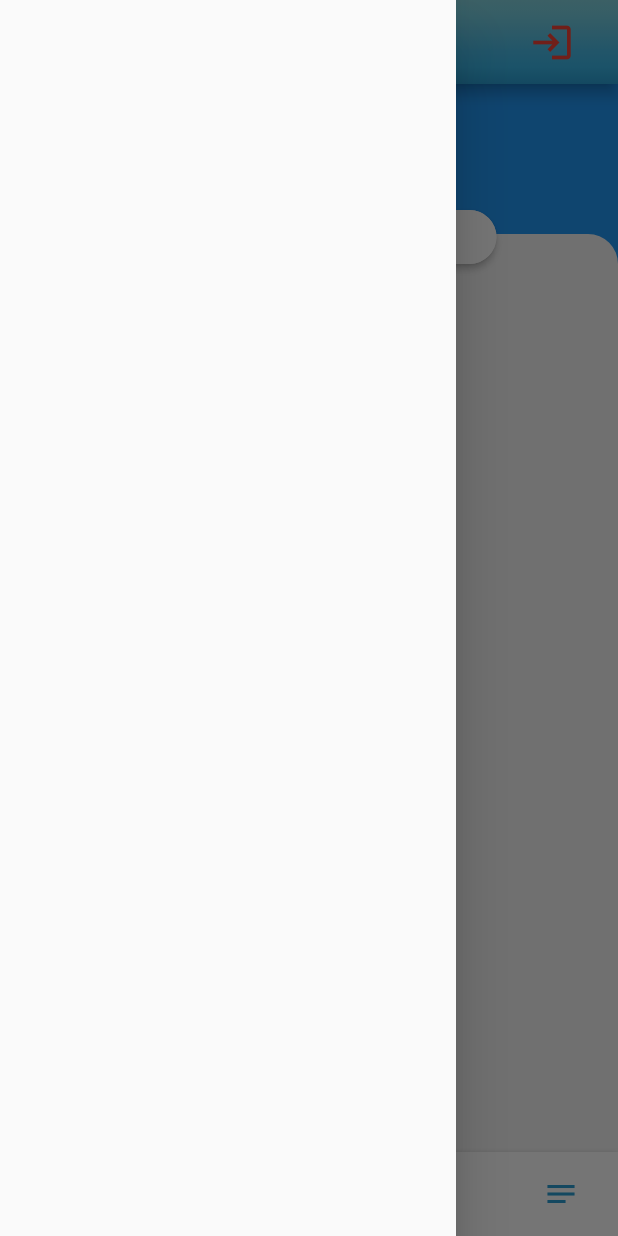
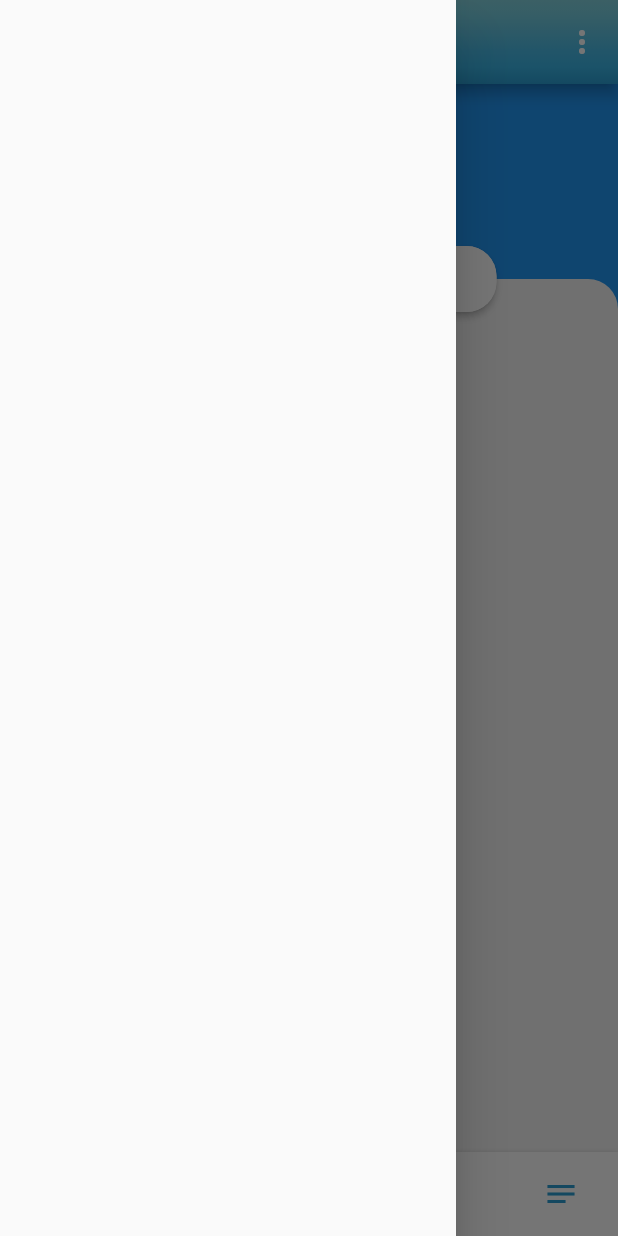
Before and after one commit to jcid11/Raffle, a Flutter app: the HomePageDesign screen opened directly, with the side drawer open, on a phone screen of 412 x 824 dp. Run offline on Flutter 3.47's test engine with Material 2 defaults, Android fonts, the phone set to English and light mode, and no system bars; our stand-ins replace cloud_firestore, firebase_auth, firebase_core, firebase_storage, image_picker; accounts and stored records are empty.

Commit message:
proyecto al dia 10 octubre

```diff
--- a/lib/HomePage.dart
+++ b/lib/HomePage.dart
@@ -3,6 +3,7 @@ import 'package:cloud_firestore/cloud_firestore.dart';
 import 'package:firebase_auth/firebase_auth.dart';
 import 'package:flutter/cupertino.dart';
 import 'package:flutter/material.dart';
+import 'package:raffle_project/screens/login_screen.dart';
 import 'package:raffle_project/screens/plays_made.dart';
 import 'package:raffle_project/screens/profile_page.dart';
 import 'package:raffle_project/screens/raffle_items.dart';
@@ -71,19 +72,30 @@ class _HomePageDesignState extends State<HomePageDesign> {
                 Color(0xFF4abae4),
                 Color(0xFF3ab4e4),
                 Color(0xFF2B9ED2),
-              ]
-            )
-          ),
+              ])),
         ),
         actions: [
-          RawMaterialButton(
-            onPressed: () {},
-            child: Icon(
-              Icons.login,
-              color: Colors.red,
-              size: 30,
+          PopupMenuButton(
+              itemBuilder: (context) => [
+                    PopupMenuItem(
+                      child: RawMaterialButton(
+                        child: Text("Log out"),
+                        onPressed: () {
+                          _auth.signOut();
+                          Navigator.pushReplacement(context, MaterialPageRoute(builder: (context)=>LogInScreen()));
+                        },
                       ),
-          )
+                      value: 1,
+                    ),
+                  ])
+          // RawMaterialButton(
+          //   onPressed: () {},
+          //   child: Icon(
+          //     Icons.login,
+          //     color: Colors.red,
+          //     size: 30,
+          //   ),
+          // )
         ],
       ),
       drawer: Drawer(),
@@ -152,7 +164,18 @@ class _HomePageDesignState extends State<HomePageDesign> {
   }
 }
 
-class homePageStream extends StatelessWidget {
+class homePageStream extends StatefulWidget {
+  @override
+  State<homePageStream> createState() => _homePageStreamState();
+}
+
+class _homePageStreamState extends State<homePageStream> {
+  String dropdownValue = '<Default>';
+  Stream<QuerySnapshot> callStream = _firestore
+      .collection('user')
+      .where('typeOfAccount', isEqualTo: 1)
+      .snapshots();
+
   @override
   Widget build(BuildContext context) {
     return Container(
@@ -162,12 +185,9 @@ class homePageStream extends StatelessWidget {
         alignment: Alignment.center,
         children: [
           Padding(
-            padding: const EdgeInsets.only(top: 100.0),
+            padding: const EdgeInsets.only(top: 130.0),
             child: StreamBuilder<QuerySnapshot>(
-              stream: _firestore
-                  .collection('user')
-                  .where('typeOfAccount', isEqualTo: 1)
-                  .snapshots(),
+              stream: callStream,
               builder: (context, snapshot) {
                 if (!snapshot.hasData) {
                   return Text('No data has been implemented yet');
@@ -188,15 +208,21 @@ class homePageStream extends StatelessWidget {
                   children: [
                     Expanded(
                       child: ClipRRect(
-                        borderRadius:BorderRadius.only(topRight: Radius.circular(20),topLeft: Radius.circular(20)),
+                        borderRadius: BorderRadius.only(
+                            topRight: Radius.circular(20),
+                            topLeft: Radius.circular(20)),
                         child: Container(
                           color: Colors.grey[100],
+                          child: Padding(
+                            padding: const EdgeInsets.only(top: 30.0),
                             child: ListView.builder(
                               itemCount: homeContent.length,
                               itemBuilder: (BuildContext context, int index) {
                                 return homePageContent(
-                                  homeModel: homeContent[index], index: index);
+                                    homeModel: homeContent[index],
+                                    index: index);
                               },
+                            ),
                           ),
                         ),
                       ),
@@ -207,7 +233,7 @@ class homePageStream extends StatelessWidget {
             ),
           ),
           Positioned(
-            top: 84,
+            top: 108,
             child: Material(
               elevation: 2,
               borderRadius: BorderRadius.circular(20),
@@ -215,18 +241,68 @@ class homePageStream extends StatelessWidget {
                 width: 250,
                 decoration: BoxDecoration(
                     color: Colors.white,
-                    borderRadius: BorderRadius.circular(20)
-                ),
+                    borderRadius: BorderRadius.circular(20)),
                 child: Padding(
                   padding: const EdgeInsets.all(10.0),
                   child: Row(
                     children: [
                       Padding(
-                        padding: const EdgeInsets.only(left:8.0),
-                        child: Icon(Icons.notes,size: 16,),
+                        padding: const EdgeInsets.only(left: 8.0),
+                        child: Icon(
+                          Icons.notes,
+                          size: 16,
                         ),
-                      SizedBox(width: 10,),
-                      Text('Order By'),
+                      ),
+                      SizedBox(
+                        width: 10,
+                      ),
+                      Expanded(child: Text('Ordenar por')),
+                      Padding(
+                        padding: const EdgeInsets.only(right: 20.0),
+                        child: DropdownButton<String>(
+                          value: dropdownValue,
+                          elevation: 16,
+                          isDense: true,
+                          style: const TextStyle(color: Color(0xFF2B9ED2)),
+                          underline: Container(
+                            height: 2,
+                            color: Colors.blueGrey,
+                          ),
+                          onChanged: (String? newValue) {
+                            setState(() {
+                              dropdownValue = newValue!;
+                              if (dropdownValue == 'Letra') {
+                                callStream = _firestore
+                                    .collection('user')
+                                    .where('typeOfAccount', isEqualTo: 1)
+                                    .orderBy('name')
+                                    .snapshots();
+                              } else if (dropdownValue == 'Categoria') {
+                                callStream = _firestore
+                                    .collection('user')
+                                    .where('typeOfAccount', isEqualTo: 1)
+                                    .orderBy('category')
+                                    .snapshots();
+                              } else {
+                                callStream = _firestore
+                                    .collection('user')
+                                    .where('typeOfAccount', isEqualTo: 1)
+                                    .snapshots();
+                              }
+                            });
+                          },
+                          items: <String>['<Default>', 'Letra', 'Categoria']
+                              .map<DropdownMenuItem<String>>((String value) {
+                            return DropdownMenuItem<String>(
+                              value: value,
+                              child: Text(
+                                value,
+                                style: TextStyle(color: Color(0xFF2B9ED2)),
+                              ),
+                            );
+                          }).toList(),
+                        ),
+                      ),
                     ],
                   ),
                 ),
@@ -247,9 +323,7 @@ class homePageContent extends StatelessWidget {
 
   @override
   Widget build(BuildContext context) {
-    return Padding(
-      padding: const EdgeInsets.only(top: 2.0),
-      child: RawMaterialButton(
+    return RawMaterialButton(
       padding: EdgeInsets.all(5),
       onPressed: () {
         Navigator.push(
@@ -278,7 +352,6 @@ class homePageContent extends StatelessWidget {
           ),
         ),
       ),
-      ),
     );
   }
 }
```
Lines whose indentation alone changed are shown as unchanged.
